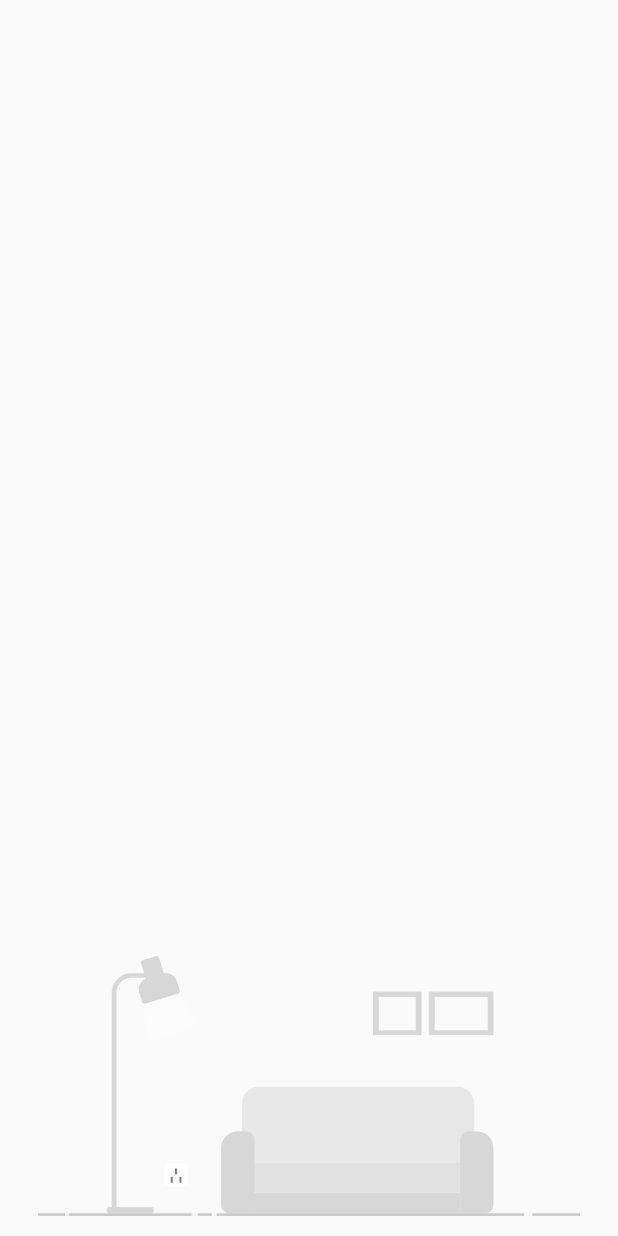
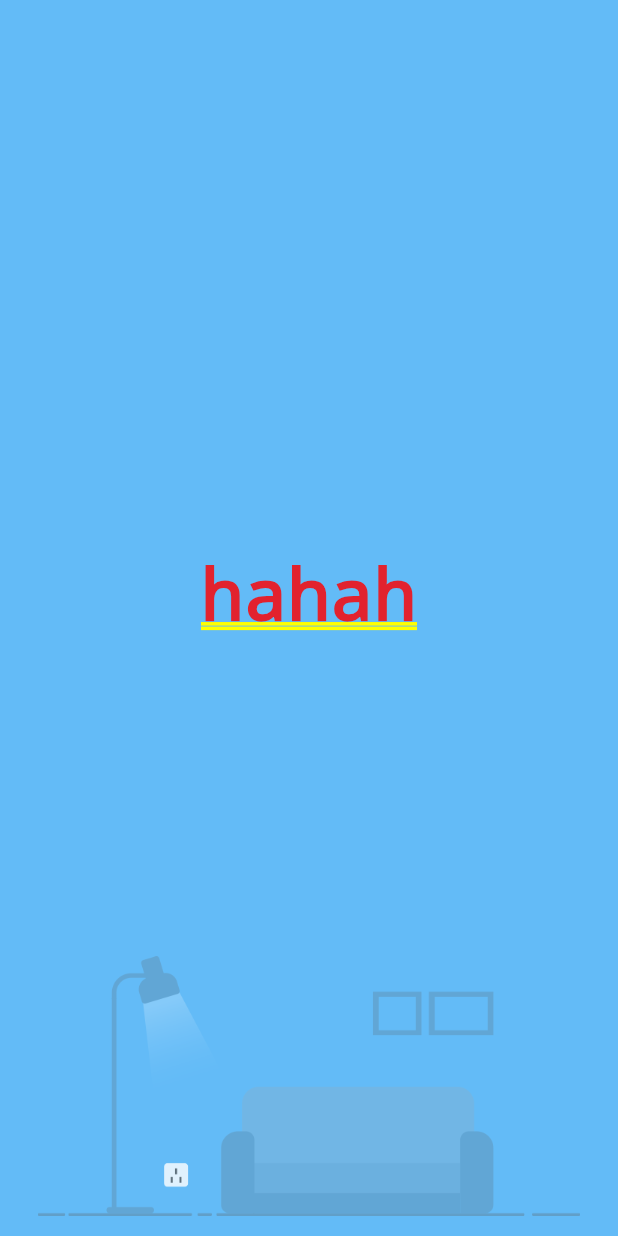
Before and after one commit to huangjian0414/flutter_start, a Flutter app: the screen it shows after launch, on a phone screen of 412 x 824 dp. Run offline on Flutter 3.47's test engine with Material 2 defaults, Android fonts, the phone set to English and light mode, and no system bars; our stand-ins replace dio; generated files the repository leaves out were written again.

Commit message:
一点练习

```diff
--- a/flutter_app/lib/Main/LoginPage.dart
+++ b/flutter_app/lib/Main/LoginPage.dart
@@ -16,11 +16,17 @@ class LoginPageState extends State<LoginPage> {
   Widget build(BuildContext context) {
     // TODO: implement build
     return CupertinoPageScaffold(
-        child: Container(child: Image(
-          image: new AssetImage('Images/登录背景.png'),
-          height: 200,),
-          padding: new EdgeInsets.only(left: 0, right: 0),
-          alignment: Alignment.bottomCenter,)
-    );
+      backgroundColor: Color(0xFF63BBF7),
+      child: Container(child: new Column(children: <Widget>[
+        Container(
+            child: Image(image: new AssetImage('Images/登录背景.png'), height: 200),
+            padding: new EdgeInsets.only(left: 0, right: 0),
+            alignment: Alignment.bottomCenter)
+        , Container(
+          child: Text('hahah'),
+          alignment: Alignment.center,
+          padding: new EdgeInsets.only(left: 0, right: 0, bottom: 200),)
+      ], verticalDirection: VerticalDirection.up,))
+      ,);
   }
 }
```
